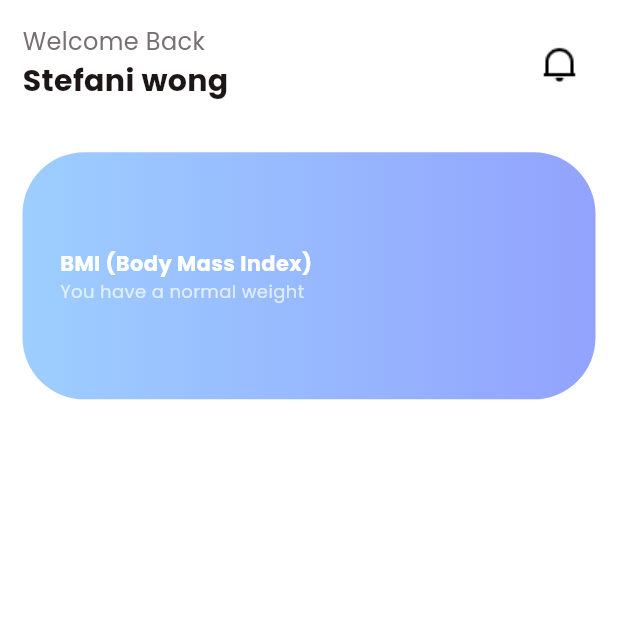
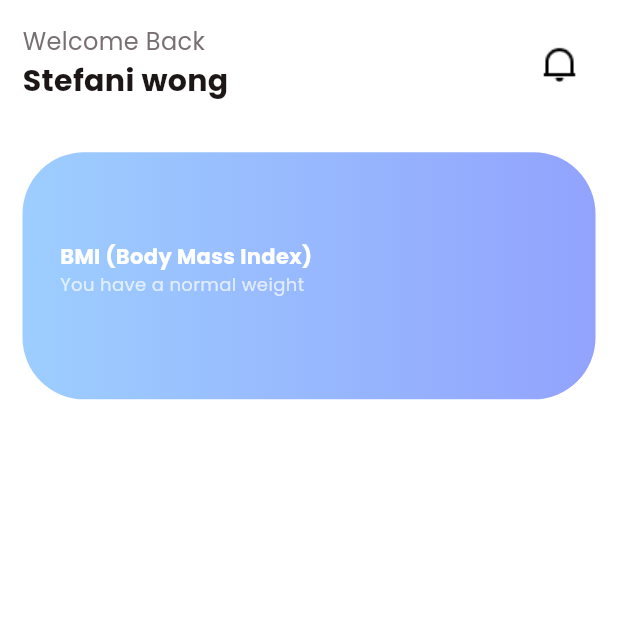
Before and after one commit to sdhaputhanthrie/Fitness-App, a Flutter app: the HomeView screen opened directly, on a phone screen of 412 x 824 dp, the top half of it. Run offline on Flutter 3.47's test engine with Material 3 defaults, Android fonts, the phone set to English and light mode, and no system bars; our stand-ins replace carousel_slider.

Commit message:
update the box

```diff
--- a/lib/view/home/home_view.dart
+++ b/lib/view/home/home_view.dart
@@ -61,14 +61,16 @@ class _HomeViewState extends State<HomeView> {
 
                  Container(
                   height: media.height * 0.2,
-                  padding: EdgeInsets.symmetric(horizontal: 25, vertical: 15),
+
                   decoration: BoxDecoration(
                     gradient: LinearGradient(colors: TColor.primaryG),
                     borderRadius: BorderRadius.circular(media.width * 0.1) ),
 
                     child: Stack(
                       children: [
-                        Row(children: [
+                        Padding(
+                           padding: EdgeInsets.symmetric(horizontal: 25, vertical: 15),
+                          child: Row(children: [
                             Column(
                               mainAxisAlignment: MainAxisAlignment.center,
                               crossAxisAlignment: CrossAxisAlignment.start,
@@ -85,9 +87,11 @@ class _HomeViewState extends State<HomeView> {
 
                                               ),
                                             ),
+                                            SizedBox(height: media.height * 0.01),
                               ],
                             )
-                        ],)
+                          ],),
+                        )
 
                       ],
                     ),
```
Lines whose indentation alone changed are shown as unchanged.
